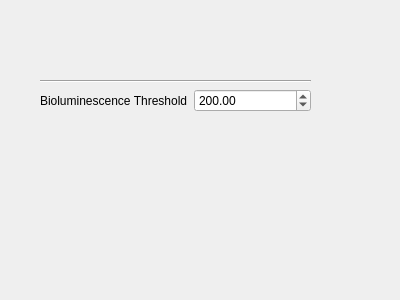
This is form/algaepropertywidget.ui in IdrisMiles/FluBS as Qt 5 draws it before an edit. The edited form follows.
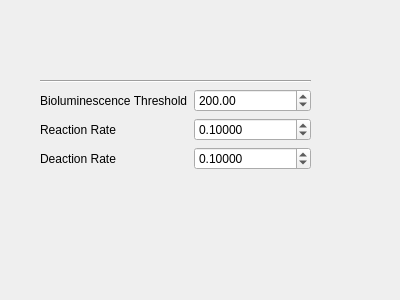
This is the edited form.

```diff
--- a/form/algaepropertywidget.ui
+++ b/form/algaepropertywidget.ui
@@ -19,10 +19,17 @@
      <x>40</x>
      <y>80</y>
      <width>271</width>
-     <height>51</height>
+     <height>161</height>
     </rect>
    </property>
    <layout class="QGridLayout" name="gridLayout">
+    <item row="2" column="0">
+     <widget class="QLabel" name="reactionRateLabel">
+      <property name="text">
+       <string>Reaction Rate</string>
+      </property>
+     </widget>
+    </item>
     <item row="1" column="1">
      <widget class="QDoubleSpinBox" name="bioThreshold">
       <property name="maximum">
@@ -47,7 +54,7 @@
       </property>
      </widget>
     </item>
-    <item row="2" column="0">
+    <item row="4" column="0">
      <spacer name="verticalSpacer">
       <property name="orientation">
        <enum>Qt::Vertical</enum>
@@ -60,6 +67,33 @@
       </property>
      </spacer>
     </item>
+    <item row="3" column="0">
+     <widget class="QLabel" name="deactionRateLabel">
+      <property name="text">
+       <string>Deaction Rate</string>
+      </property>
+     </widget>
+    </item>
+    <item row="2" column="1">
+     <widget class="QDoubleSpinBox" name="reactionRate">
+      <property name="decimals">
+       <number>5</number>
+      </property>
+      <property name="value">
+       <double>0.100000000000000</double>
+      </property>
+     </widget>
+    </item>
+    <item row="3" column="1">
+     <widget class="QDoubleSpinBox" name="deactionRate">
+      <property name="decimals">
+       <number>5</number>
+      </property>
+      <property name="value">
+       <double>0.100000000000000</double>
+      </property>
+     </widget>
+    </item>
    </layout>
   </widget>
  </widget>
```
